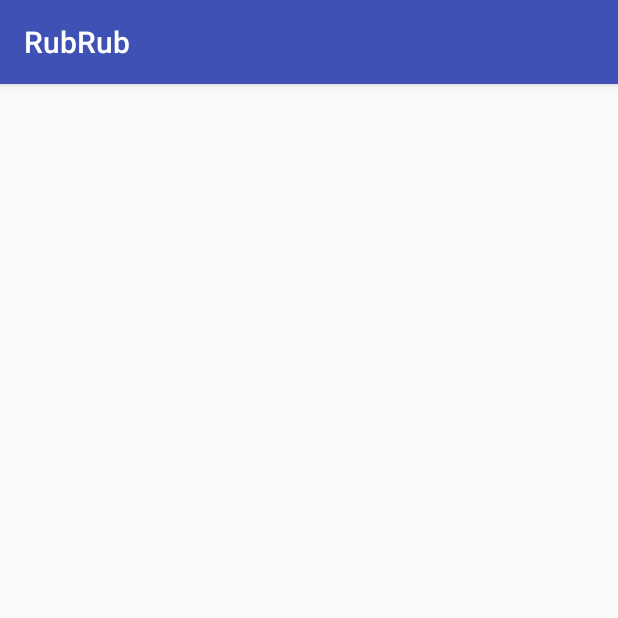
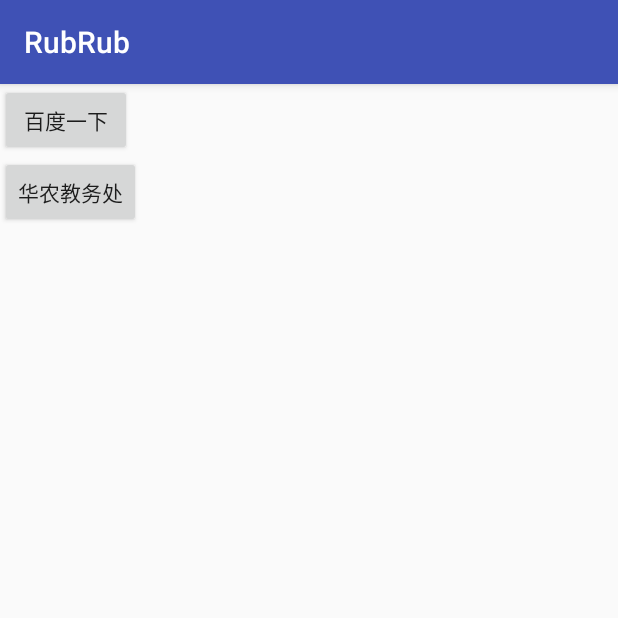
Before and after one commit to CengLaiCengQu/CengYiCeng, an Android app: the fragment AnnouncementFragment shown on its own in the app's theme, on a phone screen of 412 x 824 dp, the top half of it. Run offline under Robolectric (Android 15) with nearby library versions, the phone set to English and light mode, and no system bars.

Commit message:
修改了公告板页面的碎片

```diff
--- a/app/src/main/java/com/example/rubrub/Fragment/AnnouncementFragment.java
+++ b/app/src/main/java/com/example/rubrub/Fragment/AnnouncementFragment.java
@@ -1,5 +1,7 @@
 package com.example.rubrub.Fragment;
 
+import android.content.Intent;
+import android.net.Uri;
 import android.support.v4.app.Fragment;
 import android.os.Bundle;
 import android.support.v7.app.AppCompatActivity;
@@ -7,6 +9,7 @@ import android.view.LayoutInflater;
 import android.view.View;
 import android.view.ViewGroup;
 import android.widget.Button;
+import android.widget.EditText;
 
 import com.example.rubrub.R;
 
@@ -31,6 +34,28 @@ public class AnnouncementFragment extends Fragment {
         View view =inflater.inflate(R.layout.announcement_fragment_xml,container,false);
         return view;
     }
+    public void onActivityCreated(Bundle savedInstanceState) {
+        super.onActivityCreated(savedInstanceState);
+        button1 = (Button) getActivity().findViewById(R.id.jump1);
+        button1.setOnClickListener(new View.OnClickListener() {
+                                       @Override
+                                       public void onClick(View v) {
+                                           Intent intent = new Intent(Intent.ACTION_VIEW);
+                                           intent.setData(Uri.parse("http://www.baidu.com"));
+                                           startActivity(intent);
+                                       }
+                                   }
+        );
 
+        button2 = (Button) getActivity().findViewById(R.id.jump2);
+        button2.setOnClickListener(new View.OnClickListener() {
+            @Override
+            public void onClick(View v) {
+                Intent intent = new Intent(Intent.ACTION_VIEW);
+                intent.setData(Uri.parse("http://jwc.hzau.edu.cn"));
+                startActivity(intent);
+            }
+        });
+    }
 
 }
--- a/app/src/main/res/layout/announcement_fragment_xml.xml
+++ b/app/src/main/res/layout/announcement_fragment_xml.xml
@@ -1,10 +1,20 @@
+<?xml version="1.0" encoding="utf-8"?>
 <LinearLayout xmlns:android="http://schemas.android.com/apk/res/android"
     android:layout_width="match_parent"
     android:layout_height="match_parent"
     android:orientation="vertical"
     xmlns:tools="http://schemas.android.com/tools"
     tools:context="com.example.rubrub.Fragment.AnnouncementFragment">
+    <Button
+        android:id="@+id/jump1"
+        android:layout_width="wrap_content"
+        android:layout_height="wrap_content"
+        android:text="百度一下" />
 
-
+    <Button
+        android:id="@+id/jump2"
+        android:layout_width="wrap_content"
+        android:layout_height="wrap_content"
+        android:text="华农教务处" />
 
 </LinearLayout>
```
Also changed, not shown: app/src/main/java/com/example/rubrub/AnnouncementActivity.java (+0 -20 lines), app/src/main/res/layout/announcement_xml.xml (+1 -11 lines).
